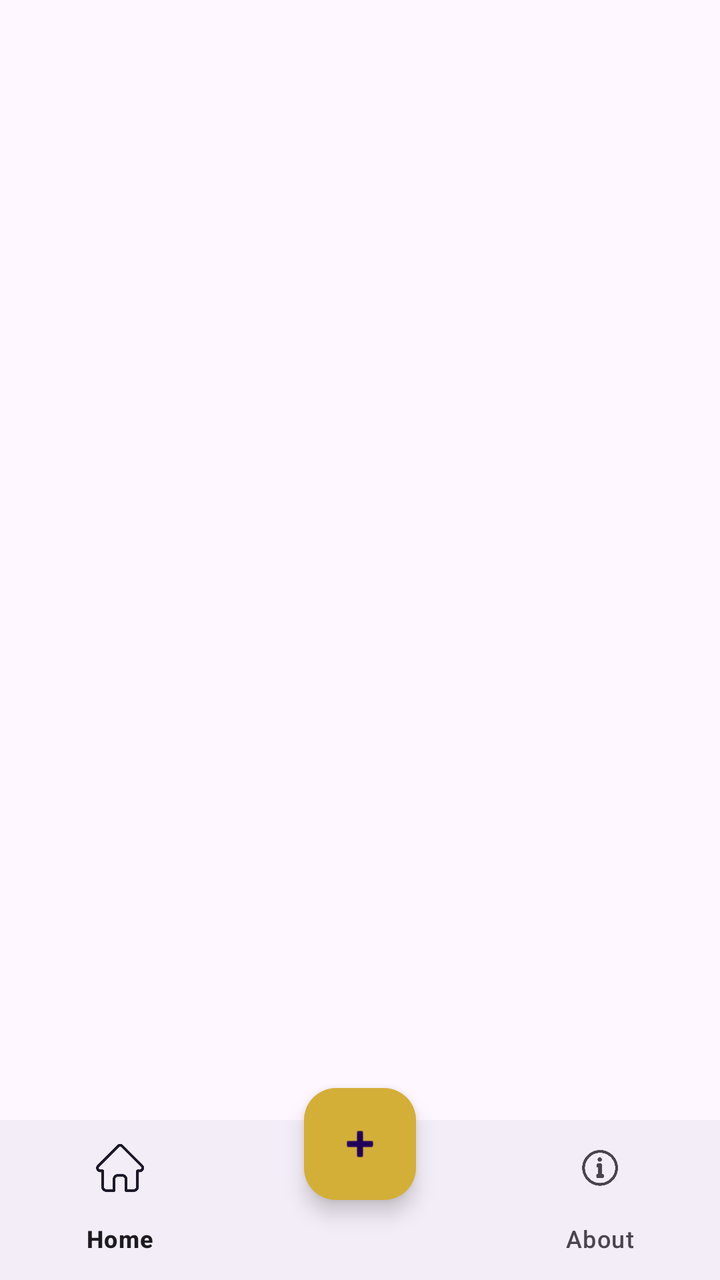
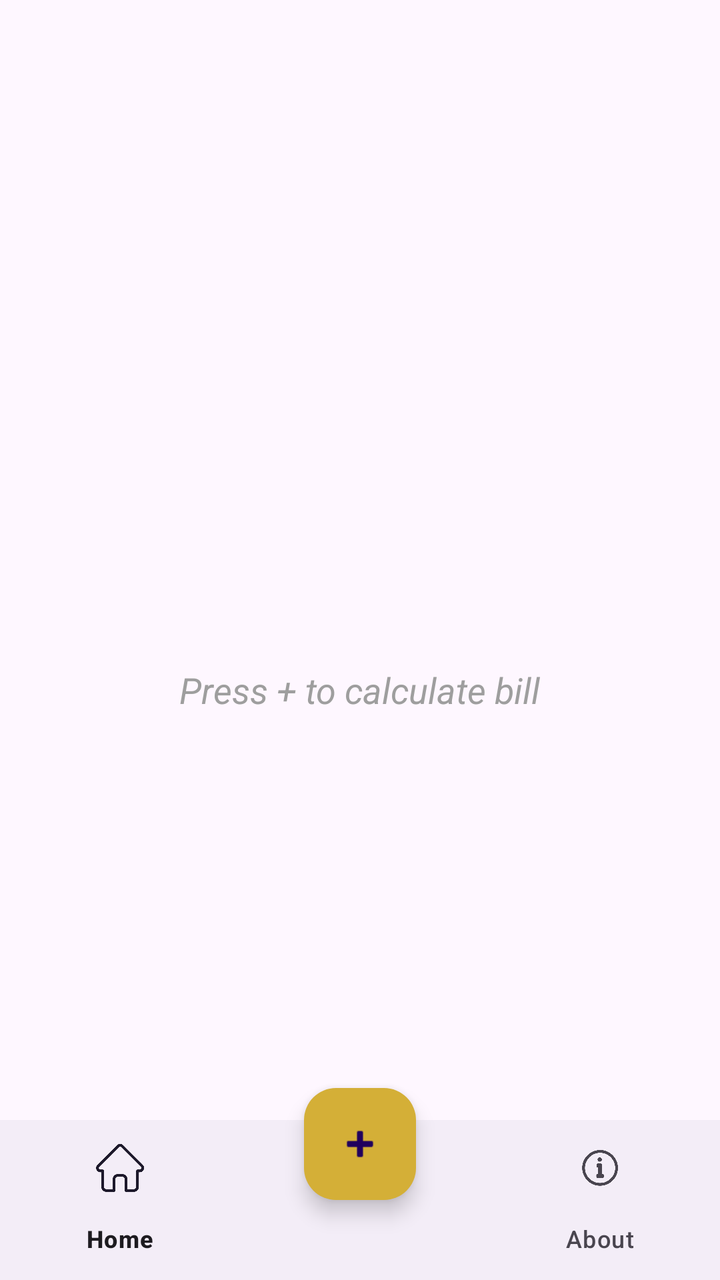

Before-and-after screenshots of an Android layout around one commit, followed by the original layout XML and the change that was made.
<!-- AndroidManifest.xml: activity theme Theme.MyElectroBill -->
<!-- res/layout/activity_main.xml -->
<?xml version="1.0" encoding="utf-8"?>
<androidx.coordinatorlayout.widget.CoordinatorLayout
    xmlns:android="http://schemas.android.com/apk/res/android"
    xmlns:app="http://schemas.android.com/apk/res-auto"
    xmlns:tools="http://schemas.android.com/tools"
    android:layout_width="match_parent"
    android:layout_height="match_parent"
    android:fitsSystemWindows="true"
    tools:context=".MainActivity">

    <com.google.android.material.appbar.AppBarLayout
        android:layout_width="match_parent"
        android:layout_height="wrap_content"
        android:fitsSystemWindows="true">

        <com.google.android.material.appbar.MaterialToolbar
            android:id="@+id/toolbar"
            android:layout_width="match_parent"
            android:layout_height="?attr/actionBarSize" />

    </com.google.android.material.appbar.AppBarLayout>

    <include layout="@layout/content_main" />

    <com.google.android.material.bottomnavigation.BottomNavigationView
        android:id="@+id/bottomNavigation"
        android:layout_width="match_parent"
        android:layout_height="wrap_content"
        android:layout_gravity="bottom"
        app:menu="@menu/bottom_nav_menu"/>

    <com.google.android.material.floatingactionbutton.FloatingActionButton
        android:id="@+id/fabAdd"
        android:layout_width="wrap_content"
        android:layout_height="wrap_content"
        android:layout_gravity="bottom|center_horizontal"
        android:layout_marginBottom="40dp"
        android:src="@android:drawable/ic_input_add"
        app:backgroundTint="#D4AF37"/>

</androidx.coordinatorlayout.widget.CoordinatorLayout>
<!-- res/layout/content_main.xml (included above) -->
<?xml version="1.0" encoding="utf-8"?>
<androidx.constraintlayout.widget.ConstraintLayout xmlns:android="http://schemas.android.com/apk/res/android"
    xmlns:app="http://schemas.android.com/apk/res-auto"
    android:layout_width="match_parent"
    android:layout_height="match_parent"
    xmlns:tools="http://schemas.android.com/tools"
    app:layout_behavior="@string/appbar_scrolling_view_behavior">

    <ListView
        android:id="@+id/listView1"
        android:layout_width="409dp"
        android:layout_height="729dp"
        tools:layout_editor_absoluteX="1dp"
        tools:layout_editor_absoluteY="1dp"
        tools:ignore="MissingConstraints" />
</androidx.constraintlayout.widget.ConstraintLayout>
<!-- resources referenced by this layout -->
<resources>
  <style name="Theme.MyElectroBill" parent="Base.Theme.MyElectroBill" />
  <style name="Base.Theme.MyElectroBill" parent="Theme.Material3.DayNight.NoActionBar">
          
          
      </style>
</resources>

<!-- the commit's change to res/layout/activity_main.xml (unified diff, before → after) -->
@@ -7,6 +7,17 @@
     android:layout_height="match_parent"
     android:fitsSystemWindows="true"
     tools:context=".MainActivity">
+
+    <TextView
+        android:id="@+id/textViewHint"
+        android:layout_width="wrap_content"
+        android:layout_height="wrap_content"
+        android:layout_gravity="center"
+        android:layout_marginTop="50dp"
+        android:text="Press + to calculate bill"
+        android:textColor="#9E9E9E"
+        android:textSize="18sp"
+        android:textStyle="italic"/>
 
     <com.google.android.material.appbar.AppBarLayout
         android:layout_width="match_parent"
